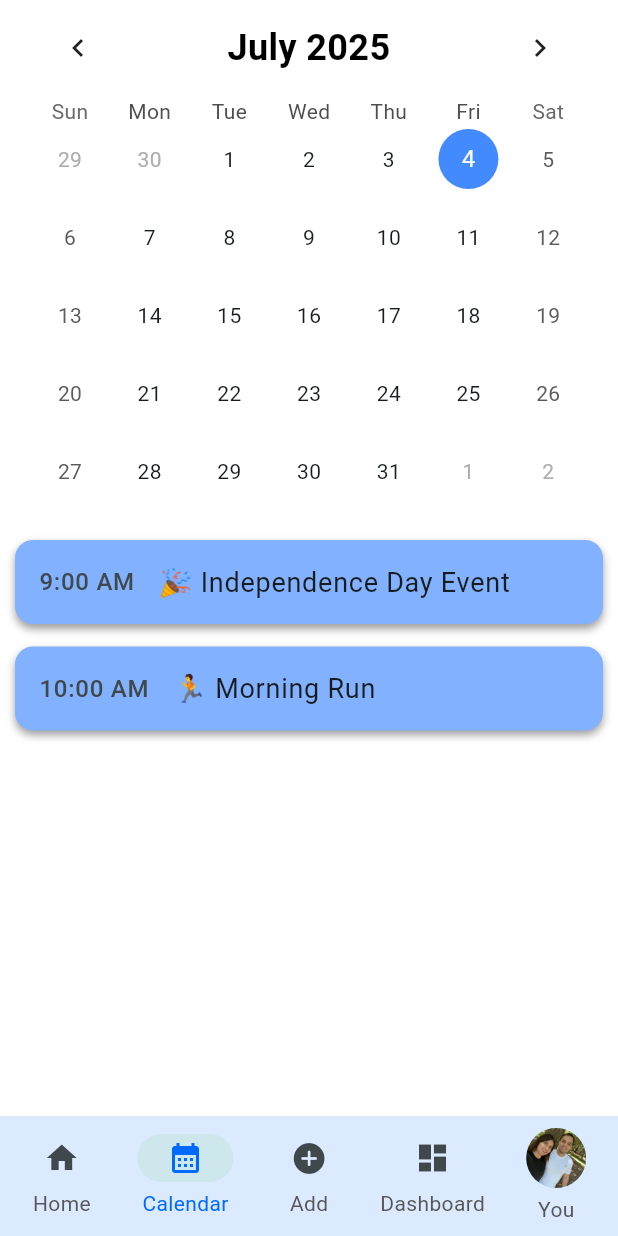
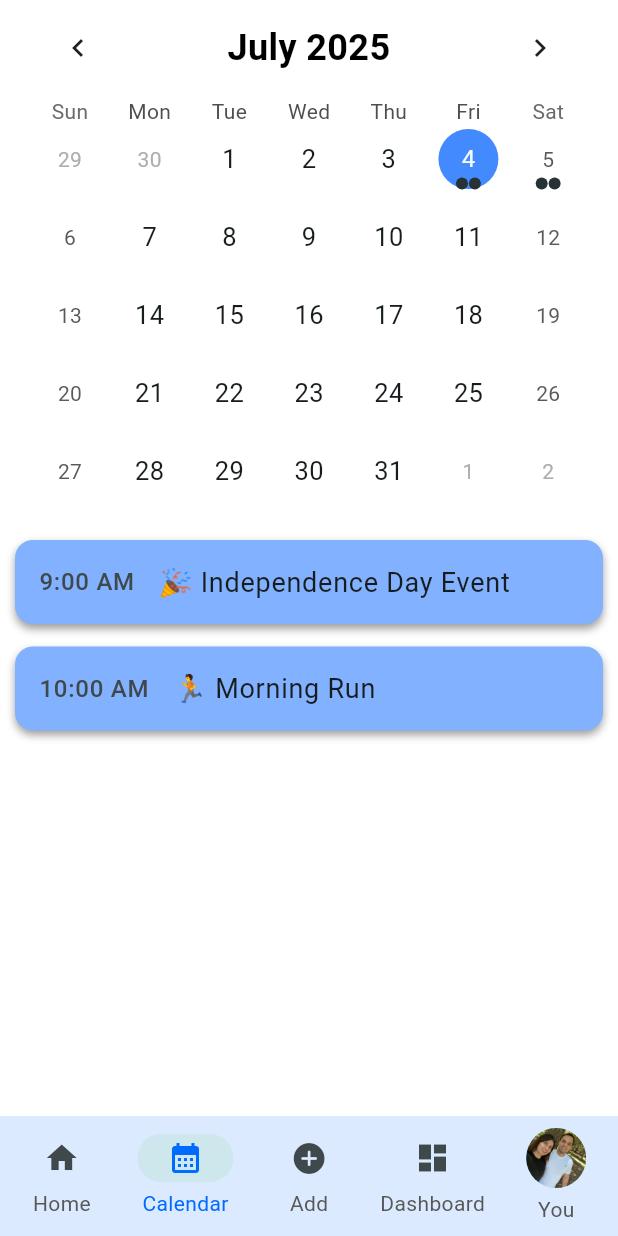
Before and after one commit to Appnalyze/MyTaskBox, a Flutter app: the screen it shows after launch, on a phone screen of 412 x 824 dp. Run offline on Flutter 3.47's test engine with Material 3 defaults, Android fonts, the phone set to English and light mode, and no system bars; drawn by our look-alikes of table_calendar.

Commit message:
calendar modification

```diff
--- a/mytaskbox/lib/pages/calendar_page.dart
+++ b/mytaskbox/lib/pages/calendar_page.dart
@@ -30,6 +30,10 @@ class _CalendarPageState extends State<CalendarPage> {
         Container(
           margin: EdgeInsets.only(left: 20, right: 20),
           child: TableCalendar(
+            eventLoader: (day) {
+              return _getEventsForDay(day);
+            },
+            startingDayOfWeek: StartingDayOfWeek.sunday,
             focusedDay: _focusedDay,
             calendarFormat: CalendarFormat.month,
             firstDay: DateTime.utc(2020, 1, 1),
@@ -42,6 +46,9 @@ class _CalendarPageState extends State<CalendarPage> {
               });
             },
             calendarStyle: CalendarStyle(
+              defaultTextStyle: TextStyle(
+                fontSize: 17
+              ),
               todayDecoration: BoxDecoration(
                 color: Colors.blueAccent,
                 shape: BoxShape.circle,
@@ -66,7 +73,16 @@ class _CalendarPageState extends State<CalendarPage> {
           child: Container(
             margin: EdgeInsets.only(left: 10, right: 10, top: 20),
             child: selectedEvents.isEmpty
-                ? Center(child: Text("No events for this day"))
+                ? Center(
+                    child: Text(
+                      "No events for this day",
+                      style: TextStyle(
+                        color: Colors.black,
+                        fontWeight: FontWeight.bold,
+                        fontSize: 20,
+                      ),
+                    ),
+                  )
                 : ListView.builder(
                     itemCount: selectedEvents.length,
                     itemBuilder: (context, index) {
@@ -80,13 +96,19 @@ class _CalendarPageState extends State<CalendarPage> {
                               color: Colors.black38,
                               blurStyle: BlurStyle.normal,
                               blurRadius: 4,
-                              offset: Offset(0, 3)
-                            )
-                          ]
+                              offset: Offset(0, 3),
+                            ),
+                          ],
                         ),
                         child: ListTile(
-                          leading: Text("${index + 9}:00 AM", style: TextStyle(fontSize: 16),),
-                          title: Text(selectedEvents[index], style: TextStyle(fontSize: 18),),
+                          leading: Text(
+                            "${index + 9}:00 AM",
+                            style: TextStyle(fontSize: 16),
+                          ),
+                          title: Text(
+                            selectedEvents[index],
+                            style: TextStyle(fontSize: 18),
+                          ),
                         ),
                       );
                     },
```
Also changed, not shown: mytaskbox/lib/widgets/style_button.dart (+4 -5 lines).
